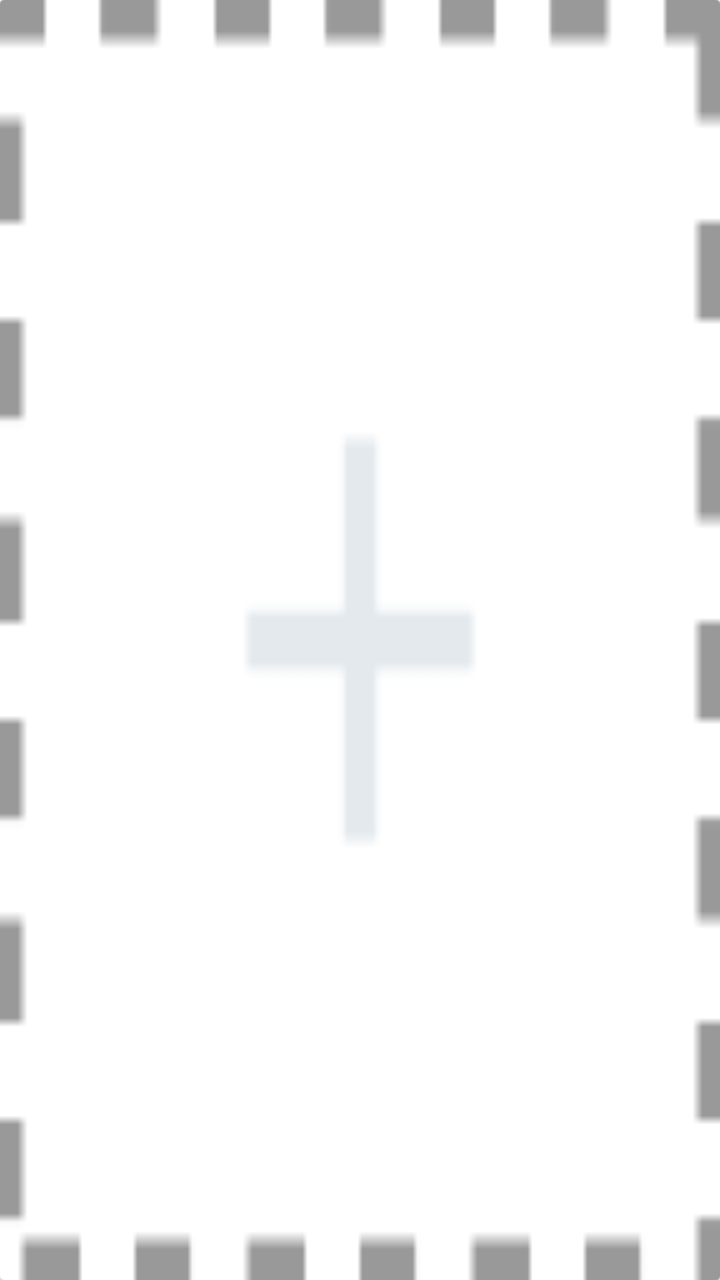
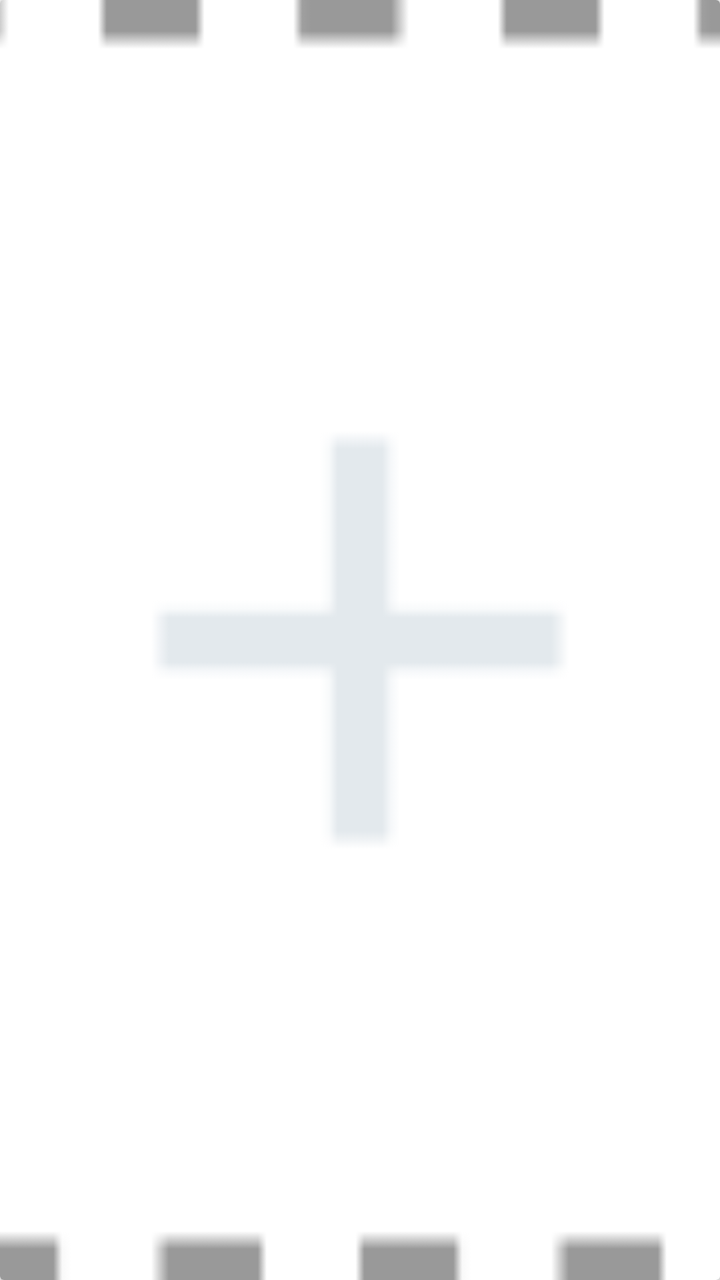

The first picture is an Android layout as it rendered before a commit; the second is the same layout after the commit. The layout source and the unified diff follow.
<!-- AndroidManifest.xml: application theme AppTheme -->
<!-- res/layout/adapter.xml -->
<?xml version="1.0" encoding="utf-8"?>
<androidx.cardview.widget.CardView xmlns:android="http://schemas.android.com/apk/res/android"
    android:id="@+id/card_view"
    android:layout_width="@dimen/dm_card_news"
    android:layout_height="match_parent"
    android:layout_marginStart="2dp"
    android:layout_marginEnd="2dp"
    android:orientation="vertical">

    <RelativeLayout
        android:layout_width="match_parent"
        android:layout_height="match_parent">

        <LinearLayout
            android:layout_width="match_parent"
            android:layout_height="match_parent"
            android:orientation="vertical">

            <ImageView
                android:id="@+id/imageView"
                android:layout_width="match_parent"
                android:layout_height="0dp"
                android:layout_weight="1"
                android:scaleType="fitXY"
                android:src="@drawable/frame" />

            <TextView
                android:visibility="gone"
                android:id="@+id/nameTextView"
                android:layout_width="match_parent"
                android:layout_height="20dp"
                android:background="@color/colorPrimary"
                android:text="Item"
                android:paddingLeft="@dimen/margin8dp"
                android:textAppearance="@style/TextAppearance.AppCompat.Body1"
                android:textColor="@android:color/white" />
        </LinearLayout>


        
        
        
        
        
        

        
        
        
        
        


        <TextView

            android:id="@+id/ratingTextView"
            android:layout_width="wrap_content"
            android:layout_height="wrap_content"
            android:layout_marginStart="4dp"
            android:layout_marginLeft="4dp"
            android:drawableEnd="@drawable/room_w4"
            android:drawableRight="@drawable/room12"
            android:drawablePadding="2dp"
            android:gravity="bottom"
            android:text="4,5"
            android:textAppearance="@style/TextAppearance.AppCompat.Body1"
            android:textColor="@android:color/white"
            android:textSize="12sp"
            android:visibility="gone" />

        
    </RelativeLayout>
</androidx.cardview.widget.CardView>
<!-- resources referenced by this layout -->
<resources>
  <color name="colorPrimary">#fc813d</color>
  <dimen name="dm_card_news">160dp</dimen>
  <dimen name="margin8dp">8dp</dimen>
  <!-- drawable frame: png bitmap (drawable-xhdpi, 1489 bytes) -->
  <!-- drawable room12: jpg bitmap (drawable, 193407 bytes) -->
  <!-- drawable room_w4: png bitmap (drawable, 208246 bytes) -->
  <style name="AppTheme" parent="Theme.AppCompat.Light.DarkActionBar">
          
          <item name="colorPrimary">@color/colorPrimary</item>
          <item name="colorPrimaryDark">@color/colorPrimaryDark</item>
          <item name="colorAccent">@color/colorPrimaryDark</item>
  
          
  
      </style>
  <color name="colorPrimaryDark">#f66421</color>
</resources>

<!-- the commit's change to res/layout/adapter.xml (unified diff, before → after) -->
@@ -21,7 +21,7 @@
                 android:layout_width="match_parent"
                 android:layout_height="0dp"
                 android:layout_weight="1"
-                android:scaleType="fitXY"
+                android:scaleType="centerCrop"
                 android:src="@drawable/frame" />
 
             <TextView
